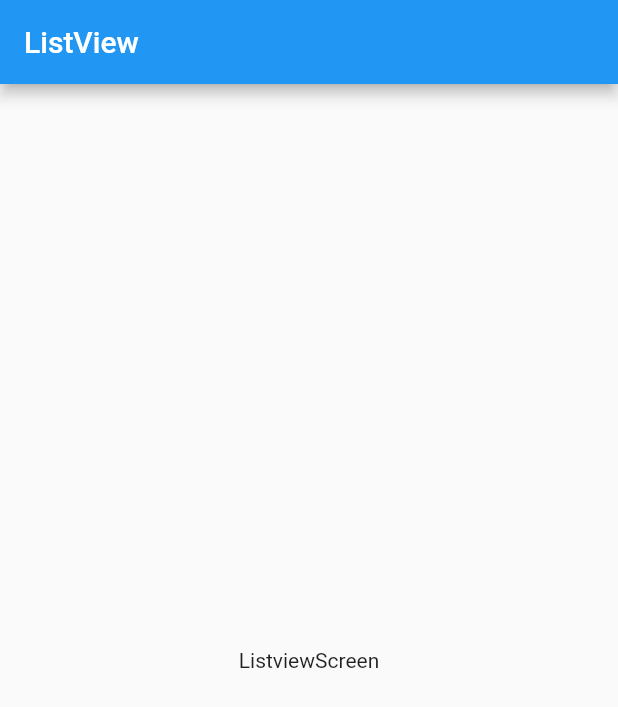
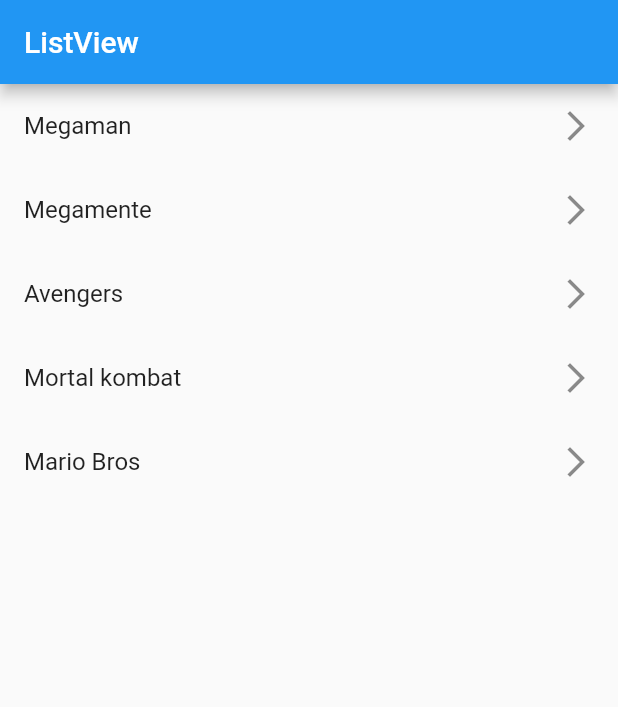
Before and after one commit to hrsd83/Flutter-ListView, a Flutter app: the screen it shows after launch, on a phone screen of 412 x 824 dp. Shown: the top 707 px of the screen. Run offline on Flutter 3.47's test engine with Material 2 defaults, Android fonts, the phone set to English and light mode, and no system bars.

Commit message:
Se crea una lista de juegos

```diff
--- a/lib/main.dart
+++ b/lib/main.dart
@@ -8,7 +8,7 @@ class MyApp extends StatelessWidget {
 
   @override
   Widget build(BuildContext context) {
-    return const MaterialApp(
+    return MaterialApp(
         debugShowCheckedModeBanner: false,
         title: 'Material App',
         home: ListviewScreen());
--- a/lib/screens/listview_screen.dart
+++ b/lib/screens/listview_screen.dart
@@ -1,17 +1,34 @@
 import 'package:flutter/material.dart';
 
 class ListviewScreen extends StatelessWidget {
-  const ListviewScreen({Key? key}) : super(key: key);
+  final optiones = [
+    'Megaman',
+    'Megamente',
+    'Avengers',
+    'Mortal kombat',
+    'Mario Bros'
+  ];
+
+  ListviewScreen({Key? key}) : super(key: key);
 
   @override
   Widget build(BuildContext context) {
     return Scaffold(
-      appBar: AppBar(
-        title: const Text('ListView'),
-      ),
-      body: const Center(
-        child: Text('ListviewScreen'),
-      ),
-    );
+        appBar: AppBar(
+          title: const Text('ListView'),
+        ),
+        body: ListView(
+          children: [
+            ...optiones.map((games) => ListTile(
+                  title: Text(games),
+                  trailing: Icon(Icons.arrow_forward_ios_sharp),
+                ))
+
+            // ListTile(
+            //   leading: Icon(Icons.calendar_month_outlined),
+            //   title: Text('Calendario'),
+            // )
+          ],
+        ));
   }
 }
```
